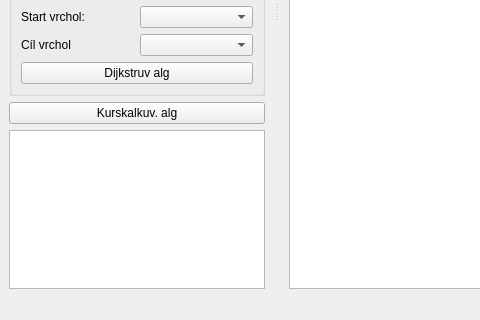
Above: mainwindow.ui from strakamartin/Grafy before the change; both pictures show x 0 to 480 and y 277 to 597 of the 923 by 597 pixel window. Below: the same form after it.
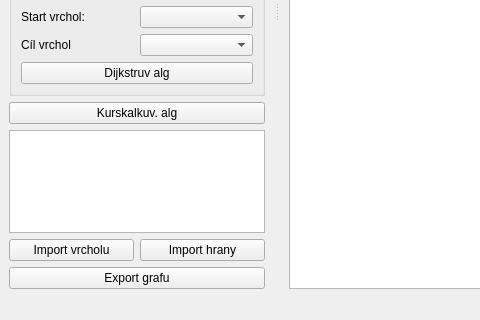
That is the form after the change.

Commit message: Add import vrcholu, import hrany and export grafu buttons

The edit to the form file:
```diff
--- a/mainwindow.ui
+++ b/mainwindow.ui
@@ -99,6 +99,27 @@
        </property>
       </widget>
      </item>
+     <item row="11" column="0">
+      <widget class="QPushButton" name="buttonImportVrcholu">
+       <property name="text">
+        <string>Import vrcholu</string>
+       </property>
+      </widget>
+     </item>
+     <item row="11" column="1">
+      <widget class="QPushButton" name="buttonImportHrany">
+       <property name="text">
+        <string>Import hrany</string>
+       </property>
+      </widget>
+     </item>
+     <item row="12" column="0" colspan="2">
+      <widget class="QPushButton" name="buttonExportGrafu">
+       <property name="text">
+        <string>Export grafu</string>
+       </property>
+      </widget>
+     </item>
      <item row="8" column="0" colspan="2">
       <widget class="QGroupBox" name="groupBox">
        <property name="title">
```
The commit also changes 2 other files.
